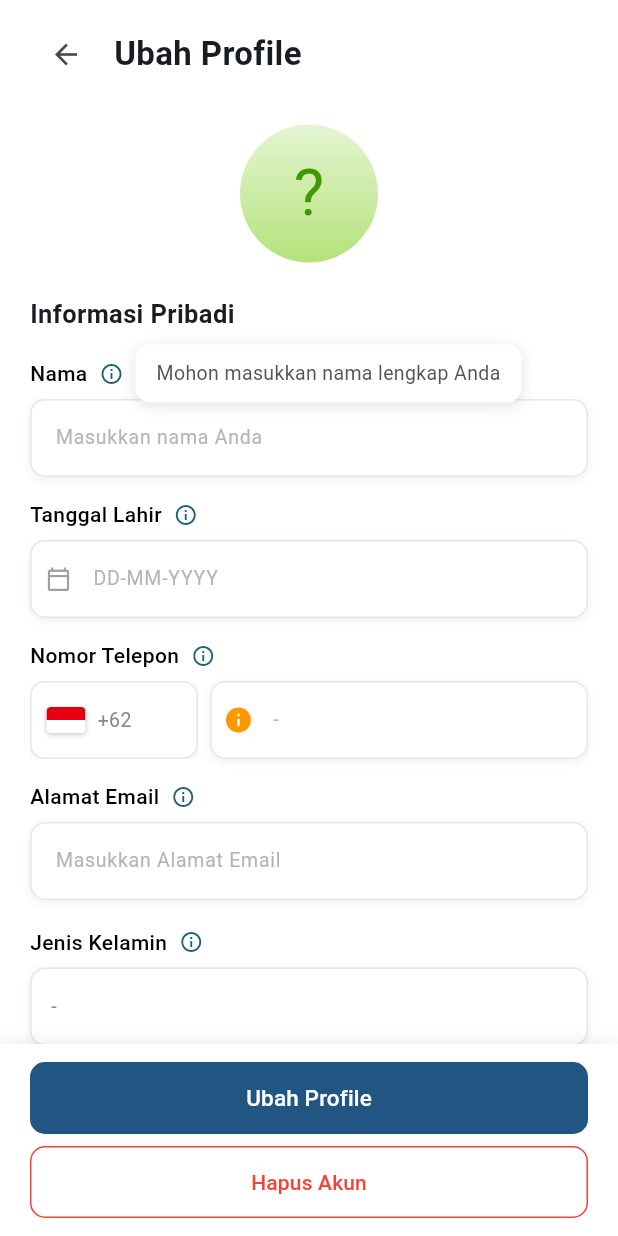
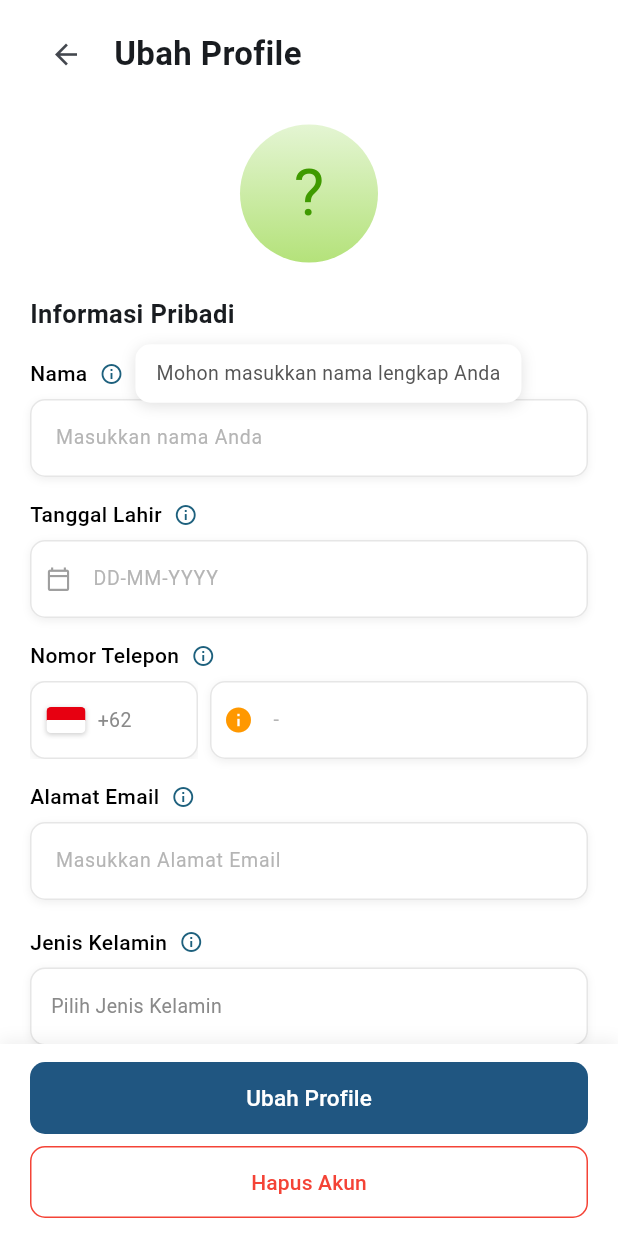
Before and after one commit to sevenstarrs/domino_app, a Flutter app: the ProfileEdit screen opened directly, after a tap on the "info outline" icon, after a tap on "Tambahkan detail lainnya", on a phone screen of 412 x 824 dp. Run offline on Flutter 3.47's test engine with Material 3 defaults, Android fonts, the phone set to English and light mode, and no system bars; our stand-ins replace sqflite; accounts and stored records are empty.

Commit message:
Perbaikan tampilan profile

```diff
--- a/lib/presentation/screens/profile/profile_edit.dart
+++ b/lib/presentation/screens/profile/profile_edit.dart
@@ -1,5 +1,6 @@
 import 'dart:async';
 import 'dart:math' as math;
+
 import 'package:flutter/material.dart';
 
 import '../../../core/state/profile_state.dart';
@@ -136,11 +137,11 @@ class _ProfileEditState extends State<ProfileEdit> {
     }
     teleponController.text = nomor;
 
-    emailController.text =
-        (p?.email ?? '').isNotEmpty ? p!.maskedEmail : '';
+    emailController.text = (p?.email ?? '').isNotEmpty ? p!.maskedEmail : '';
 
     // Sekali terbuka, tetap terbuka (juga setelah Batal / Simpan)
-    detailTambahanTerbuka = detailTambahanTerbuka ||
+    detailTambahanTerbuka =
+        detailTambahanTerbuka ||
         (p?.gender ?? '').isNotEmpty ||
         (p?.anniversary ?? '').isNotEmpty;
 
@@ -208,7 +209,13 @@ class _ProfileEditState extends State<ProfileEdit> {
               fontWeight: FontWeight.w500,
             ),
           ),
-          if (info != null && (_modeEdit || kosong)) ...[
+          if (info != null &&
+              (_modeEdit ||
+                  kosong ||
+                  teks == 'Tanggal Lahir' ||
+                  teks == 'Nomor Telepon' ||
+                  teks == 'Jenis Kelamin' ||
+                  teks == 'Peringatan Tahunan')) ...[
             const SizedBox(width: 4),
             _IkonInfo(pesan: info),
           ],
@@ -275,10 +282,14 @@ class _ProfileEditState extends State<ProfileEdit> {
           hintText: hint,
           hintStyle: const TextStyle(color: hintInput, fontSize: 13),
           prefixIcon: prefix,
-          prefixIconConstraints:
-              const BoxConstraints(minWidth: 38, minHeight: 40),
-          contentPadding:
-              const EdgeInsets.symmetric(horizontal: 13, vertical: 16),
+          prefixIconConstraints: const BoxConstraints(
+            minWidth: 38,
+            minHeight: 40,
+          ),
+          contentPadding: const EdgeInsets.symmetric(
+            horizontal: 13,
+            vertical: 16,
+          ),
           border: garis(adaError ? Colors.red : border),
           enabledBorder: garis(adaError ? Colors.red : border),
           disabledBorder: garis(adaError ? Colors.red : border),
@@ -301,10 +312,7 @@ class _ProfileEditState extends State<ProfileEdit> {
         border: Border.all(color: border),
         boxShadow: _bayangan,
       ),
-      child: Text(
-        teks,
-        style: const TextStyle(fontSize: 13, color: teksInput),
-      ),
+      child: Text(teks, style: const TextStyle(fontSize: 13, color: teksInput)),
     );
   }
 
@@ -450,7 +458,9 @@ class _ProfileEditState extends State<ProfileEdit> {
   }
 
   Widget dropdownJenisKelamin() {
-    if (!_modeEdit) return _kotakLihat(jenisKelamin ?? '-');
+    if (!_modeEdit) {
+      return _kotakLihat(jenisKelamin ?? 'Pilih Jenis Kelamin');
+    }
 
     return Container(
       height: 52,
@@ -567,9 +577,8 @@ class _ProfileEditState extends State<ProfileEdit> {
     } catch (e) {
       if (!mounted) return;
       setState(() => _menyimpan = false);
-      ScaffoldMessenger.of(context).showSnackBar(
-        SnackBar(content: Text('Gagal menyimpan: $e')),
-      );
+      ScaffoldMessenger.of(context)
+          .showSnackBar(SnackBar(content: Text('Gagal menyimpan: $e')));
     }
   }
 
@@ -670,7 +679,9 @@ class _ProfileEditState extends State<ProfileEdit> {
           width: double.infinity,
           height: 48,
           child: ElevatedButton(
-            onPressed: _menyimpan ? null : (_modeEdit ? simpanProfil : mulaiUbah),
+            onPressed: _menyimpan
+                ? null
+                : (_modeEdit ? simpanProfil : mulaiUbah),
             style: ElevatedButton.styleFrom(
               backgroundColor: primary,
               foregroundColor: Colors.white,
@@ -839,7 +850,8 @@ class _ProfileEditState extends State<ProfileEdit> {
                                 label(
                                   'Tanggal Lahir',
                                   kosong: tanggalController.text.trim().isEmpty,
-                              info: 'Mohon masukkan tanggal lahir Anda yang '
+                                  info:
+                                      'Mohon masukkan tanggal lahir Anda yang '
                                       'valid dengan format HH-BB-TTTT',
                                 ),
                                 inputField(
@@ -862,7 +874,8 @@ class _ProfileEditState extends State<ProfileEdit> {
                                 label(
                                   'Nomor Telepon',
                                   kosong: teleponController.text.trim().isEmpty,
-                              info: 'Mohon pilih kode negara Anda dan 8-13 '
+                                  info:
+                                      'Mohon pilih kode negara Anda dan 8-13 '
                                       'digit nomor telepon yang valid',
                                 ),
                                 Row(
@@ -884,7 +897,9 @@ class _ProfileEditState extends State<ProfileEdit> {
                                         ),
                                         onChanged: (_) {
                                           if (_teleponError != null) {
-                                        setState(() => _teleponError = null);
+                                            setState(
+                                              () => _teleponError = null,
+                                            );
                                           }
                                         },
                                       ),
@@ -925,7 +940,7 @@ class _ProfileEditState extends State<ProfileEdit> {
                                 if (!detailTambahanTerbuka)
                                   Center(
                                     child: FractionallySizedBox(
-                                  widthFactor: 0.66,
+                                      widthFactor: 0.46,
                                       child: SizedBox(
                                         height: 40,
                                         child: OutlinedButton(
@@ -936,7 +951,9 @@ class _ProfileEditState extends State<ProfileEdit> {
                                           },
                                           style: OutlinedButton.styleFrom(
                                             foregroundColor: Colors.black,
-                                        side: const BorderSide(color: border),
+                                            side: const BorderSide(
+                                              color: border,
+                                            ),
                                             padding: const EdgeInsets.symmetric(
                                               horizontal: 8,
                                             ),
@@ -958,7 +975,9 @@ class _ProfileEditState extends State<ProfileEdit> {
                                 if (detailTambahanTerbuka) ...[
                                   label(
                                     'Jenis Kelamin',
-                                kosong: jenisKelamin == null || jenisKelamin!.isEmpty,
+                                    kosong:
+                                        jenisKelamin == null ||
+                                        jenisKelamin!.isEmpty,
                                     info: 'Mohon masukkan jenis kelamin Anda',
                                   ),
                                   dropdownJenisKelamin(),
@@ -967,7 +986,9 @@ class _ProfileEditState extends State<ProfileEdit> {
 
                                   label(
                                     'Peringatan Tahunan',
-                                kosong: peringatanController.text.trim().isEmpty,
+                                    kosong: peringatanController.text
+                                        .trim()
+                                        .isEmpty,
                                     info: 'Mohon pilih tanggal peringatan tahunan Anda',
                                   ),
                                   inputField(
@@ -1121,8 +1142,10 @@ class _IkonInfoState extends State<_IkonInfo> {
                 color: Colors.transparent,
                 child: Container(
                   constraints: BoxConstraints(maxWidth: lebarMaks),
-                  padding:
-                      const EdgeInsets.symmetric(horizontal: 14, vertical: 10),
+                  padding: const EdgeInsets.symmetric(
+                    horizontal: 14,
+                    vertical: 10,
+                  ),
                   decoration: BoxDecoration(
                     color: Colors.white,
                     borderRadius: BorderRadius.circular(10),
@@ -1301,8 +1324,11 @@ class _BenderaPainter extends CustomPainter {
           ..lineTo(0, h)
           ..close();
         c.drawPath(segitiga, _p(_putih));
-        c.drawCircle(Offset(w * 0.16, h / 2), h * 0.08,
-            _p(const Color(0xFFFCD116)));
+        c.drawCircle(
+          Offset(w * 0.16, h / 2),
+          h * 0.08,
+          _p(const Color(0xFFFCD116)),
+        );
         break;
 
       case 'GB':
@@ -1338,24 +1364,28 @@ class _BenderaPainter extends CustomPainter {
 
       case 'MY':
         const biru = Color(0xFF010066);
-        _garisH(
+        _garisH(c, s, [
+          for (var i = 0; i < 14; i++)
+            i.isEven ? const Color(0xFFCC0001) : _putih,
+        ]);
+        _kotak(c, 0, 0, w * 0.5, h * 0.5, biru);
+        _bulanSabit(
           c,
-          s,
-          [for (var i = 0; i < 14; i++) i.isEven ? const Color(0xFFCC0001) : _putih],
+          Offset(w * 0.2, h * 0.25),
+          h * 0.16,
+          const Color(0xFFFFCC00),
+          biru,
         );
-        _kotak(c, 0, 0, w * 0.5, h * 0.5, biru);
-        _bulanSabit(c, Offset(w * 0.2, h * 0.25), h * 0.16,
-            const Color(0xFFFFCC00), biru);
-        _bintang(c, Offset(w * 0.34, h * 0.25), h * 0.09,
-            const Color(0xFFFFCC00));
+        _bintang(
+          c,
+          Offset(w * 0.34, h * 0.25),
+          h * 0.09,
+          const Color(0xFFFFCC00),
+        );
         break;
 
       case 'IN':
-        _garisH(c, s, const [
-          Color(0xFFFF9933),
-          _putih,
-          Color(0xFF138808),
-        ]);
+        _garisH(c, s, const [Color(0xFFFF9933), _putih, Color(0xFF138808)]);
         c.drawCircle(
           Offset(w / 2, h / 2),
           h * 0.11,
@@ -1367,7 +1397,11 @@ class _BenderaPainter extends CustomPainter {
 
       case 'JP':
         _kotak(c, 0, 0, w, h, _putih);
-        c.drawCircle(Offset(w / 2, h / 2), h * 0.3, _p(const Color(0xFFBC002D)));
+        c.drawCircle(
+          Offset(w / 2, h / 2),
+          h * 0.3,
+          _p(const Color(0xFFBC002D)),
+        );
         break;
 
       case 'CN':
@@ -1405,11 +1439,10 @@ class _BenderaPainter extends CustomPainter {
         break;
 
       case 'US':
-        _garisH(
-          c,
-          s,
-          [for (var i = 0; i < 13; i++) i.isEven ? const Color(0xFFB22234) : _putih],
-        );
+        _garisH(c, s, [
+          for (var i = 0; i < 13; i++)
+            i.isEven ? const Color(0xFFB22234) : _putih,
+        ]);
         _kotak(c, 0, 0, w * 0.42, h * 7 / 13, const Color(0xFF3C3B6E));
         for (var baris = 0; baris < 4; baris++) {
           for (var kol = 0; kol < 5; kol++) {
--- a/lib/presentation/screens/profile/profile_screen.dart
+++ b/lib/presentation/screens/profile/profile_screen.dart
@@ -209,11 +209,14 @@ class ProfileScreen extends StatelessWidget {
                           bottom: BorderSide(color: AppColors.red, width: 1),
                         ),
                       ),
+                      child: Padding(
+                        padding: const EdgeInsets.symmetric(horizontal: 4),
                         child: Text(
                           profil == null ? 'Masuk' : 'Keluar',
                           style: const TextStyle(
                             color: AppColors.red,
                             fontSize: 16,
+                          ),
                         ),
                       ),
                     ),
```
Lines whose indentation alone changed are shown as unchanged.
